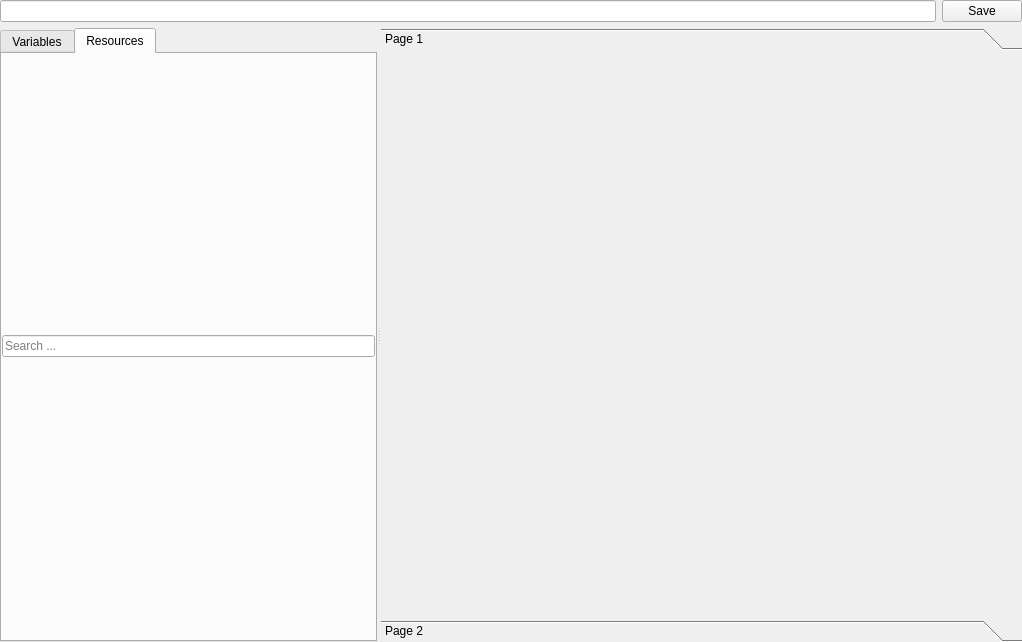
Old version of the form utils/qtUi/config_widget.ui in the repository Halicea/hal_automator.
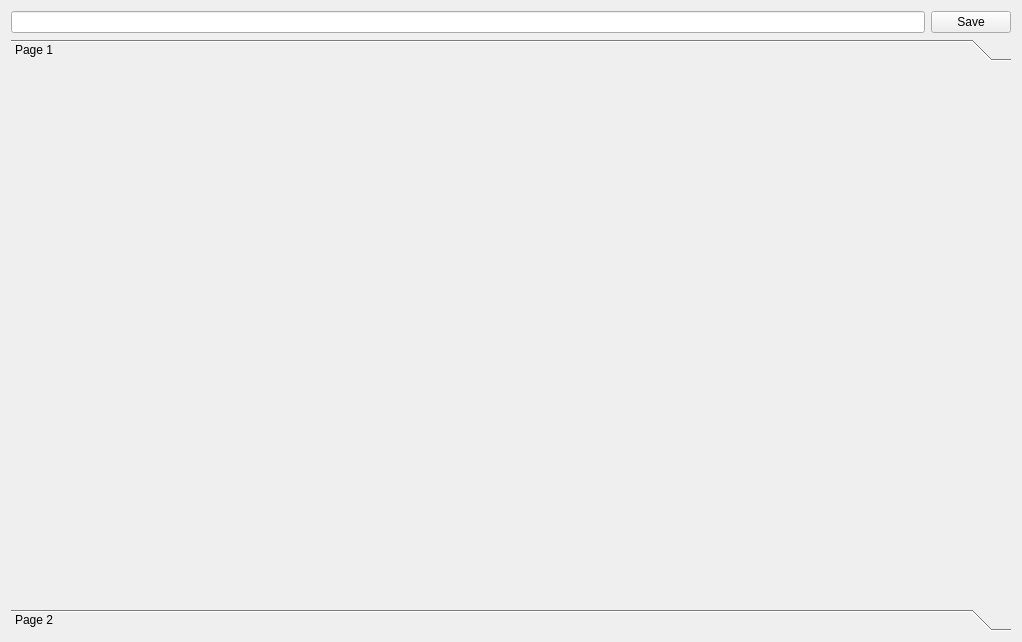
New version of the form.

Commit message: vars and resources not working

```diff
--- a/utils/qtUi/config_widget.ui
+++ b/utils/qtUi/config_widget.ui
@@ -20,18 +20,6 @@
    <string>Form</string>
   </property>
   <layout class="QVBoxLayout" name="verticalLayout">
-   <property name="leftMargin">
-    <number>0</number>
-   </property>
-   <property name="topMargin">
-    <number>0</number>
-   </property>
-   <property name="rightMargin">
-    <number>0</number>
-   </property>
-   <property name="bottomMargin">
-    <number>0</number>
-   </property>
    <item>
     <layout class="QHBoxLayout" name="horizontalLayout">
      <item>
@@ -53,126 +41,6 @@
     </layout>
    </item>
    <item>
-    <widget class="QSplitter" name="splitter">
-     <property name="sizePolicy">
-      <sizepolicy hsizetype="Expanding" vsizetype="Expanding">
-       <horstretch>3</horstretch>
-       <verstretch>0</verstretch>
-      </sizepolicy>
-     </property>
-     <property name="autoFillBackground">
-      <bool>true</bool>
-     </property>
-     <property name="orientation">
-      <enum>Qt::Horizontal</enum>
-     </property>
-     <property name="opaqueResize">
-      <bool>true</bool>
-     </property>
-     <property name="childrenCollapsible">
-      <bool>true</bool>
-     </property>
-     <widget class="QTabWidget" name="tabs_vars">
-      <property name="sizePolicy">
-       <sizepolicy hsizetype="Fixed" vsizetype="Expanding">
-        <horstretch>1</horstretch>
-        <verstretch>0</verstretch>
-       </sizepolicy>
-      </property>
-      <property name="baseSize">
-       <size>
-        <width>200</width>
-        <height>0</height>
-       </size>
-      </property>
-      <property name="currentIndex">
-       <number>1</number>
-      </property>
-      <widget class="QWidget" name="tab_variables">
-       <property name="sizePolicy">
-        <sizepolicy hsizetype="Minimum" vsizetype="Preferred">
-         <horstretch>1</horstretch>
-         <verstretch>0</verstretch>
-        </sizepolicy>
-       </property>
-       <attribute name="title">
-        <string>Variables</string>
-       </attribute>
-       <attribute name="toolTip">
-        <string>List of available variables</string>
-       </attribute>
-       <layout class="QVBoxLayout" name="verticalLayout_4">
-        <property name="sizeConstraint">
-         <enum>QLayout::SetMinimumSize</enum>
-        </property>
-        <property name="leftMargin">
-         <number>0</number>
-        </property>
-        <property name="rightMargin">
-         <number>0</number>
-        </property>
-        <property name="bottomMargin">
-         <number>10</number>
-        </property>
-        <item>
-         <widget class="QLineEdit" name="lineEdit_2">
-          <property name="placeholderText">
-           <string>Search ...</string>
-          </property>
-         </widget>
-        </item>
-        <item>
-         <layout class="QVBoxLayout" name="lt_variables">
-          <property name="sizeConstraint">
-           <enum>QLayout::SetMinimumSize</enum>
-          </property>
-         </layout>
-        </item>
-       </layout>
-      </widget>
-      <widget class="QWidget" name="tab_resources">
-       <property name="sizePolicy">
-        <sizepolicy hsizetype="Minimum" vsizetype="Preferred">
-         <horstretch>0</horstretch>
-         <verstretch>0</verstretch>
-        </sizepolicy>
-       </property>
-       <attribute name="title">
-        <string>Resources</string>
-       </attribute>
-       <attribute name="toolTip">
-        <string>List of available resources</string>
-       </attribute>
-       <layout class="QVBoxLayout" name="verticalLayout_6">
-        <property name="sizeConstraint">
-         <enum>QLayout::SetMinimumSize</enum>
-        </property>
-        <property name="leftMargin">
-         <number>0</number>
-        </property>
-        <property name="rightMargin">
-         <number>0</number>
-        </property>
-        <property name="bottomMargin">
-         <number>10</number>
-        </property>
-        <item>
-         <widget class="QLineEdit" name="lineEdit">
-          <property name="placeholderText">
-           <string>Search ...</string>
-          </property>
-         </widget>
-        </item>
-        <item>
-         <layout class="QVBoxLayout" name="lt_resources">
-          <property name="sizeConstraint">
-           <enum>QLayout::SetMinimumSize</enum>
-          </property>
-         </layout>
-        </item>
-       </layout>
-      </widget>
-     </widget>
      <widget class="QToolBox" name="tlbx_bundles">
       <property name="sizePolicy">
        <sizepolicy hsizetype="Expanding" vsizetype="Preferred">
@@ -194,8 +62,8 @@
         <rect>
          <x>0</x>
          <y>0</y>
-         <width>649</width>
-         <height>531</height>
+        <width>998</width>
+        <height>507</height>
         </rect>
        </property>
        <property name="sizePolicy">
@@ -214,7 +82,7 @@
          <x>0</x>
          <y>0</y>
          <width>16</width>
-         <height>531</height>
+        <height>507</height>
         </rect>
        </property>
        <property name="sizePolicy">
@@ -226,7 +94,6 @@
        <attribute name="label">
         <string>Page 2</string>
        </attribute>
-      </widget>
      </widget>
     </widget>
    </item>
```
Lines whose indentation alone changed are shown as unchanged. The commit also changes 47 other files.
